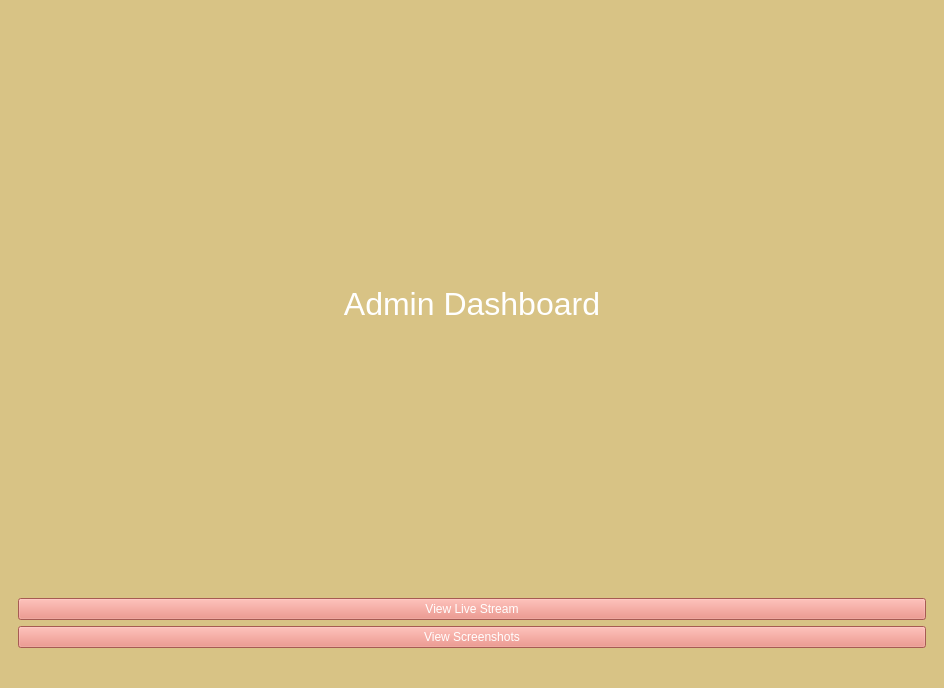
First picture: the form in qt_interface.ui, repository Callum-Irving/mask-detector, before the edit.
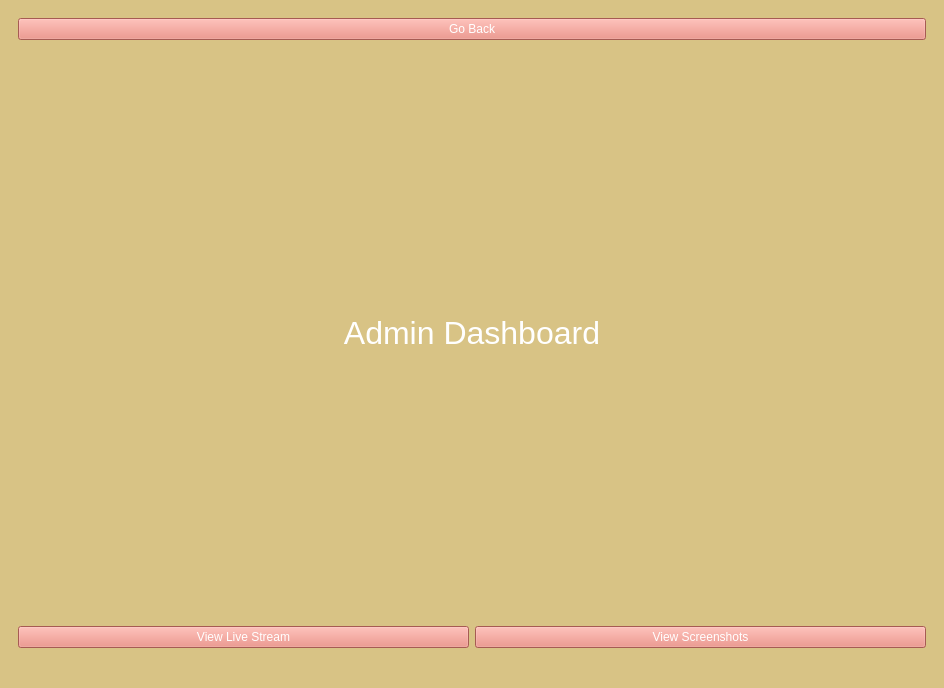
Second picture: the form after the edit. The open tabs and pages were chosen to show the change.

Diff of the .ui file:
```diff
--- a/qt_interface.ui
+++ b/qt_interface.ui
@@ -121,6 +121,31 @@
       </widget>
       <widget class="QWidget" name="page_2">
        <layout class="QVBoxLayout" name="verticalLayout_3">
+        <item>
+         <widget class="QPushButton" name="pushButton_5">
+          <property name="styleSheet">
+           <string notr="true">background-color: rgb(233, 128, 116);
+border-color: rgb(255, 255, 255);
+color: rgb(255, 255, 255);</string>
+          </property>
+          <property name="text">
+           <string>Go Back</string>
+          </property>
+         </widget>
+        </item>
+        <item>
+         <spacer name="verticalSpacer">
+          <property name="orientation">
+           <enum>Qt::Vertical</enum>
+          </property>
+          <property name="sizeHint" stdset="0">
+           <size>
+            <width>20</width>
+            <height>40</height>
+           </size>
+          </property>
+         </spacer>
+        </item>
         <item>
          <widget class="QLabel" name="label_2">
           <property name="styleSheet">
@@ -132,29 +157,92 @@
          </widget>
         </item>
         <item>
-         <widget class="QPushButton" name="pushButton_4">
-          <property name="autoFillBackground">
-           <bool>false</bool>
+         <spacer name="verticalSpacer_2">
+          <property name="orientation">
+           <enum>Qt::Vertical</enum>
           </property>
+          <property name="sizeHint" stdset="0">
+           <size>
+            <width>20</width>
+            <height>40</height>
+           </size>
+          </property>
+         </spacer>
+        </item>
+        <item>
+         <layout class="QHBoxLayout" name="horizontalLayout_2">
+          <item>
+           <widget class="QPushButton" name="pushButton_4">
+            <property name="autoFillBackground">
+             <bool>false</bool>
+            </property>
+            <property name="styleSheet">
+             <string notr="true">background-color: rgb(233, 128, 116);
+border-color: rgb(255, 255, 255);
+color: rgb(255, 255, 255);</string>
+            </property>
+            <property name="text">
+             <string>View Live Stream</string>
+            </property>
+           </widget>
+          </item>
+          <item>
+           <widget class="QPushButton" name="pushButton_3">
+            <property name="styleSheet">
+             <string notr="true">background-color: rgb(233, 128, 116);
+border-color: rgb(255, 255, 255);
+color: rgb(255, 255, 255);</string>
+            </property>
+            <property name="text">
+             <string>View Screenshots</string>
+            </property>
+           </widget>
+          </item>
+         </layout>
+        </item>
+       </layout>
+      </widget>
+      <widget class="QWidget" name="page_3">
+       <layout class="QVBoxLayout" name="verticalLayout_4">
+        <item>
+         <widget class="QPushButton" name="pushButton_6">
           <property name="styleSheet">
            <string notr="true">background-color: rgb(233, 128, 116);
 border-color: rgb(255, 255, 255);
 color: rgb(255, 255, 255);</string>
           </property>
           <property name="text">
-           <string>View Live Stream</string>
+           <string>Go Back</string>
           </property>
          </widget>
         </item>
         <item>
-         <widget class="QPushButton" name="pushButton_3">
+         <widget class="QLabel" name="label_3">
+          <property name="text">
+           <string>&lt;html&gt;&lt;head/&gt;&lt;body&gt;&lt;p align=&quot;center&quot;&gt;Current Video Streams&lt;/p&gt;&lt;/body&gt;&lt;/html&gt;</string>
+          </property>
+         </widget>
+        </item>
+       </layout>
+      </widget>
+      <widget class="QWidget" name="page_4">
+       <layout class="QVBoxLayout" name="verticalLayout_5">
+        <item>
+         <widget class="QPushButton" name="pushButton_7">
           <property name="styleSheet">
            <string notr="true">background-color: rgb(233, 128, 116);
 border-color: rgb(255, 255, 255);
 color: rgb(255, 255, 255);</string>
           </property>
           <property name="text">
-           <string>View Screenshots</string>
+           <string>Go Back</string>
+          </property>
+         </widget>
+        </item>
+        <item>
+         <widget class="QLabel" name="label_4">
+          <property name="text">
+           <string>&lt;html&gt;&lt;head/&gt;&lt;body&gt;&lt;p align=&quot;center&quot;&gt;Images of detected people without masks&lt;/p&gt;&lt;/body&gt;&lt;/html&gt;</string>
           </property>
          </widget>
         </item>
```
Left out of the diff: 27 changed lines with no effect on the pictures.
